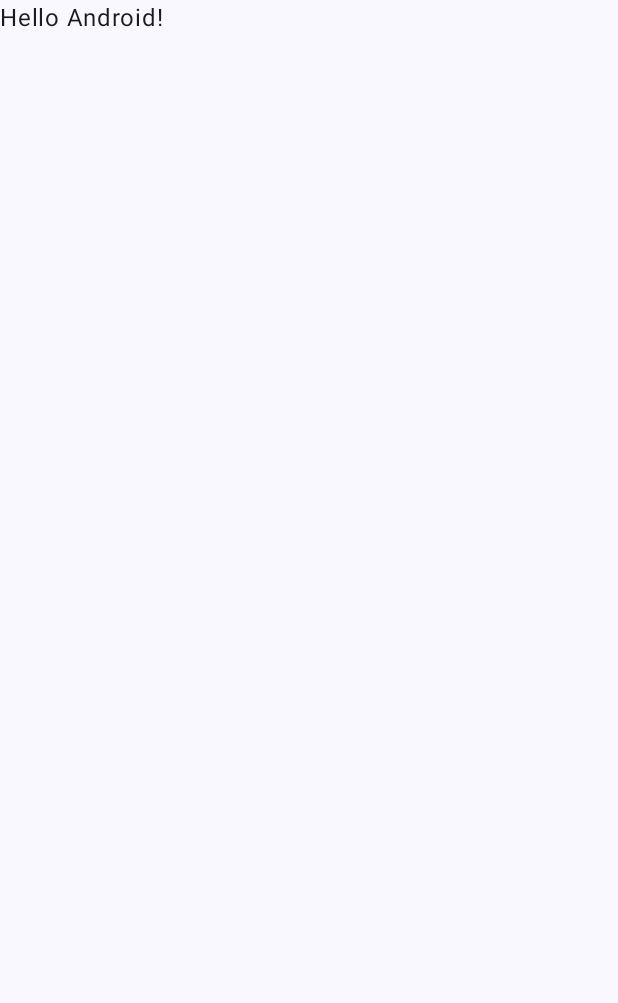
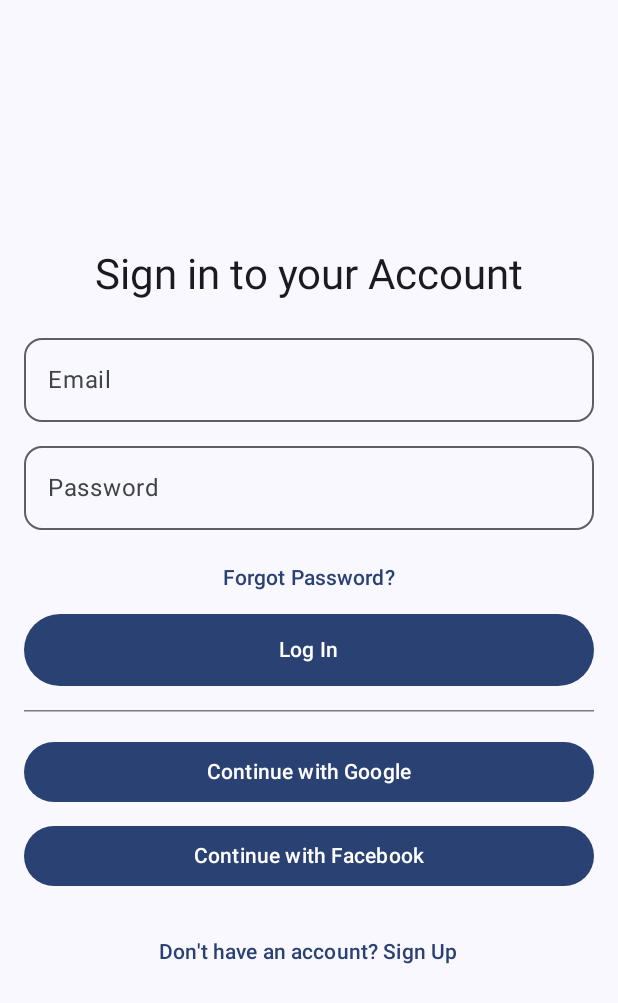
Before and after one commit to P1rnazarov/IOtest, an Android app built with Jetpack Compose: the screen it shows after launch (MainActivity), on a phone screen of 412 x 824 dp. Before the commit the part shown is almost empty. Shown: the top 1003 px of the screen. Run offline under Robolectric (Android 15) with nearby library versions, the phone set to English and light mode, and no system bars.

Commit message:
add navigation, login and register

```diff
--- a/app/build.gradle.kts
+++ b/app/build.gradle.kts
@@ -66,4 +66,7 @@ dependencies {
     androidTestImplementation(libs.androidx.ui.test.junit4)
     debugImplementation(libs.androidx.ui.tooling)
     debugImplementation(libs.androidx.ui.test.manifest)
+
+    //Navigation
+    implementation("androidx.navigation:navigation-compose:2.8.5")
 }
--- a/app/src/main/java/com/example/iotest/MainActivity.kt
+++ b/app/src/main/java/com/example/iotest/MainActivity.kt
@@ -11,6 +11,7 @@ import androidx.compose.material3.Text
 import androidx.compose.runtime.Composable
 import androidx.compose.ui.Modifier
 import androidx.compose.ui.tooling.preview.Preview
+import com.example.iotest.screens.navigation.AppNavHost
 import com.example.iotest.ui.theme.IOtestTheme
 
 class MainActivity : ComponentActivity() {
@@ -20,28 +21,9 @@ class MainActivity : ComponentActivity() {
         setContent {
             IOtestTheme {
                 Scaffold(modifier = Modifier.fillMaxSize()) { innerPadding ->
-                    Greeting(
-                        name = "Android",
-                        modifier = Modifier.padding(innerPadding)
-                    )
+                    AppNavHost(modifier = Modifier.padding(innerPadding))
                 }
             }
         }
     }
 }
-
-@Composable
-fun Greeting(name: String, modifier: Modifier = Modifier) {
-    Text(
-        text = "Hello $name!",
-        modifier = modifier
-    )
-}
-
-@Preview(showBackground = true)
-@Composable
-fun GreetingPreview() {
-    IOtestTheme {
-        Greeting("Android")
-    }
-}
--- /dev/null
+++ b/app/src/main/java/com/example/iotest/screens/LoginScreen.kt
@@ -0,0 +1,107 @@
+package com.example.iotest.screens
+
+import androidx.compose.foundation.layout.Arrangement
+import androidx.compose.foundation.layout.Column
+import androidx.compose.foundation.layout.Spacer
+import androidx.compose.foundation.layout.fillMaxSize
+import androidx.compose.foundation.layout.fillMaxWidth
+import androidx.compose.foundation.layout.height
+import androidx.compose.foundation.layout.padding
+import androidx.compose.material3.Button
+import androidx.compose.material3.HorizontalDivider
+import androidx.compose.material3.MaterialTheme
+import androidx.compose.material3.Text
+import androidx.compose.material3.TextButton
+import androidx.compose.runtime.Composable
+import androidx.compose.runtime.getValue
+import androidx.compose.runtime.mutableStateOf
+import androidx.compose.runtime.remember
+import androidx.compose.runtime.setValue
+import androidx.compose.ui.Alignment
+import androidx.compose.ui.Modifier
+import androidx.compose.ui.text.input.PasswordVisualTransformation
+import androidx.compose.ui.text.input.TextFieldValue
+import androidx.compose.ui.unit.dp
+import com.example.iotest.screens.components.CustomOutlinedTextField
+import com.example.iotest.screens.navigation.LocalNavController
+import com.example.iotest.screens.navigation.Routes
+
+@Composable
+fun LoginScreen() {
+    val navController = LocalNavController.current
+
+    var email by remember { mutableStateOf(TextFieldValue("")) }
+    var password by remember { mutableStateOf(TextFieldValue("")) }
+
+    Column(
+        modifier = Modifier
+            .fillMaxSize()
+            .padding(16.dp),
+        horizontalAlignment = Alignment.CenterHorizontally,
+        verticalArrangement = Arrangement.Center
+    ) {
+        Text(text = "Sign in to your Account", style = MaterialTheme.typography.headlineMedium)
+
+        Spacer(modifier = Modifier.height(16.dp))
+
+        CustomOutlinedTextField(
+            value = email,
+            onValueChange = { email = it},
+            label = { Text("Email") },
+        )
+
+        Spacer(modifier = Modifier.height(8.dp))
+
+        CustomOutlinedTextField(
+            value = password,
+            onValueChange = { password = it },
+            label = { Text("Password") },
+            visualTransformation = PasswordVisualTransformation(),
+        )
+
+        Spacer(modifier = Modifier.height(8.dp))
+
+        TextButton(onClick = {}) {
+            Text("Forgot Password?")
+        }
+
+        Button(
+            onClick = { },
+            modifier = Modifier
+                .fillMaxWidth()
+                .height(48.dp)
+        ) {
+            Text("Log In")
+        }
+
+        Spacer(modifier = Modifier.height(16.dp))
+
+        HorizontalDivider(modifier = Modifier.fillMaxWidth())
+
+        Spacer(modifier = Modifier.height(16.dp))
+
+        Button(
+            onClick = {},
+            modifier = Modifier.fillMaxWidth()
+        ) {
+            Text("Continue with Google")
+        }
+
+        Spacer(modifier = Modifier.height(8.dp))
+
+        Button(
+            onClick = {},
+            modifier = Modifier.fillMaxWidth()
+        ) {
+            Text("Continue with Facebook")
+        }
+
+        Spacer(modifier = Modifier.height(16.dp))
+
+        TextButton(onClick = {
+            navController.navigate(Routes.REGISTER)
+        }) {
+            Text("Don't have an account? Sign Up")
+        }
+    }
+}
--- /dev/null
+++ b/app/src/main/java/com/example/iotest/screens/components/CustomOutlinedTextField.kt
@@ -0,0 +1,55 @@
+package com.example.iotest.screens.components
+
+import androidx.compose.foundation.interaction.MutableInteractionSource
+import androidx.compose.foundation.layout.fillMaxWidth
+import androidx.compose.foundation.shape.RoundedCornerShape
+import androidx.compose.foundation.text.KeyboardActions
+import androidx.compose.foundation.text.KeyboardOptions
+import androidx.compose.material3.LocalTextStyle
+import androidx.compose.material3.OutlinedTextField
+import androidx.compose.material3.OutlinedTextFieldDefaults
+import androidx.compose.material3.TextFieldColors
+import androidx.compose.runtime.Composable
+import androidx.compose.runtime.remember
+import androidx.compose.ui.Modifier
+import androidx.compose.ui.graphics.Shape
+import androidx.compose.ui.text.TextStyle
+import androidx.compose.ui.text.input.TextFieldValue
+import androidx.compose.ui.text.input.VisualTransformation
+import androidx.compose.ui.unit.dp
+
+@Composable
+fun CustomOutlinedTextField(
+    value: TextFieldValue,
+    onValueChange: (TextFieldValue) -> Unit,
+    modifier: Modifier = Modifier,
+    enabled: Boolean = true,
+    readOnly: Boolean = false,
+    textStyle: TextStyle = LocalTextStyle.current,
+    label: @Composable (() -> Unit)? = null,
+    placeholder: @Composable (() -> Unit)? = null,
+    leadingIcon: @Composable (() -> Unit)? = null,
+    trailingIcon: @Composable (() -> Unit)? = null,
+    prefix: @Composable (() -> Unit)? = null,
+    suffix: @Composable (() -> Unit)? = null,
+    supportingText: @Composable (() -> Unit)? = null,
+    isError: Boolean = false,
+    visualTransformation: VisualTransformation = VisualTransformation.None,
+    keyboardOptions: KeyboardOptions = KeyboardOptions.Default,
+    keyboardActions: KeyboardActions = KeyboardActions.Default,
+    singleLine: Boolean = false,
+    maxLines: Int = if (singleLine) 1 else Int.MAX_VALUE,
+    minLines: Int = 1,
+    interactionSource: MutableInteractionSource = remember { MutableInteractionSource() },
+    shape: Shape = OutlinedTextFieldDefaults.shape,
+    colors: TextFieldColors = OutlinedTextFieldDefaults.colors()
+) {
+    OutlinedTextField(
+        value = value,
+        onValueChange = onValueChange,
+        label = label,
+        visualTransformation = visualTransformation,
+        modifier = modifier.fillMaxWidth(),
+        shape = RoundedCornerShape(12.dp)
+    )
+}
--- /dev/null
+++ b/app/src/main/java/com/example/iotest/screens/navigation/AppNavHost.kt
@@ -0,0 +1,37 @@
+package com.example.iotest.screens.navigation
+
+import androidx.compose.foundation.layout.Box
+import androidx.compose.material.icons.Icons
+import androidx.compose.material.icons.filled.ArrowBack
+import androidx.compose.material3.Icon
+import androidx.compose.material3.IconButton
+import androidx.compose.runtime.Composable
+import androidx.compose.runtime.CompositionLocalProvider
+import androidx.compose.runtime.staticCompositionLocalOf
+import androidx.compose.ui.Modifier
+import androidx.navigation.NavHostController
+import androidx.navigation.compose.NavHost
+import androidx.navigation.compose.composable
+import androidx.navigation.compose.rememberNavController
+import com.example.iotest.screens.LoginScreen
+import com.example.iotest.screens.RegisterScreen
+
+val LocalNavController = staticCompositionLocalOf<NavHostController> {
+    error("No NavController provided")
+}
+
+@Composable
+fun AppNavHost(modifier: Modifier = Modifier) {
+    val navController = rememberNavController()
+
+    CompositionLocalProvider(LocalNavController provides navController) {
+        Box(modifier) {
+            NavHost(navController,
+                startDestination = Routes.LOGIN
+            ) {
+                composable(Routes.LOGIN) { LoginScreen() }
+                composable(Routes.REGISTER) { RegisterScreen() }
+            }
+        }
+    }
+}
--- /dev/null
+++ b/app/src/main/java/com/example/iotest/screens/navigation/Routes.kt
@@ -0,0 +1,6 @@
+package com.example.iotest.screens.navigation
+
+object Routes {
+    const val LOGIN = "LOGIN"
+    const val REGISTER = "REGISTER"
+}
--- a/app/src/main/java/com/example/iotest/ui/theme/Theme.kt
+++ b/app/src/main/java/com/example/iotest/ui/theme/Theme.kt
@@ -1,6 +1,5 @@
 package com.example.iotest.ui.theme
 
-import android.app.Activity
 import android.os.Build
 import androidx.compose.foundation.isSystemInDarkTheme
 import androidx.compose.material3.MaterialTheme
```
Also changed, not shown: app/src/main/java/com/example/iotest/screens/RegisterScreen.kt (added, +122 -0 lines).
